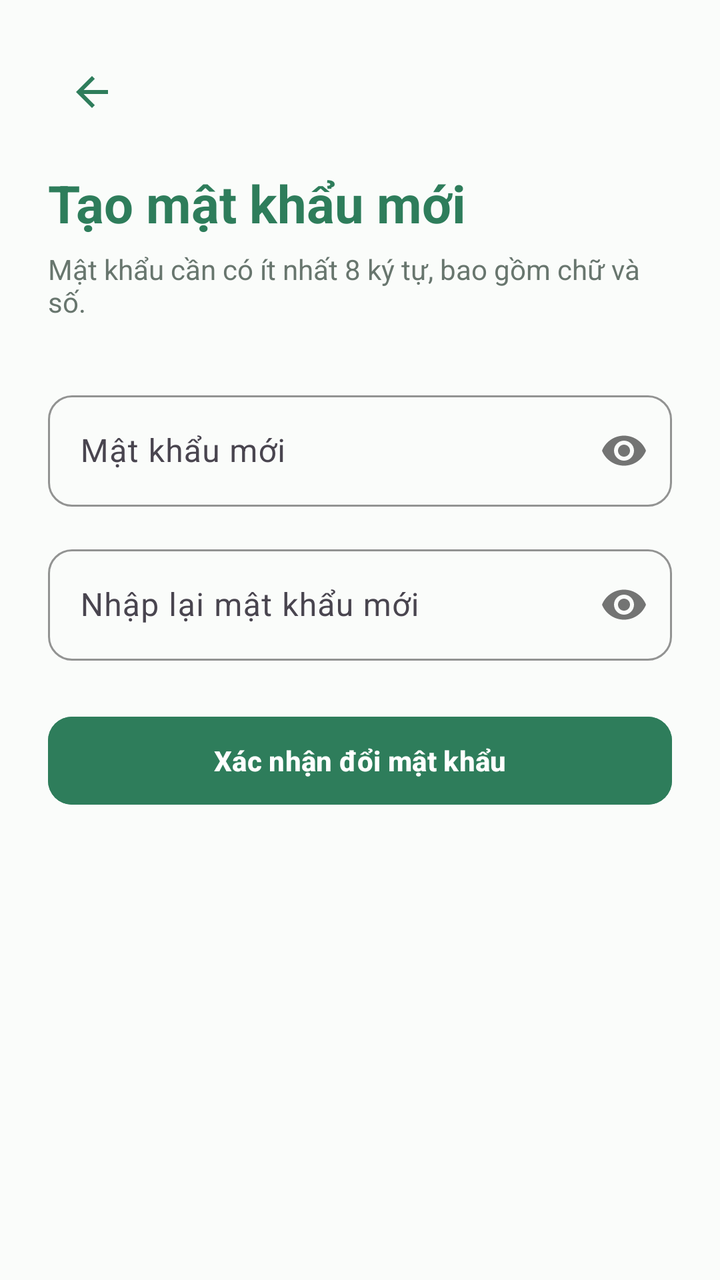
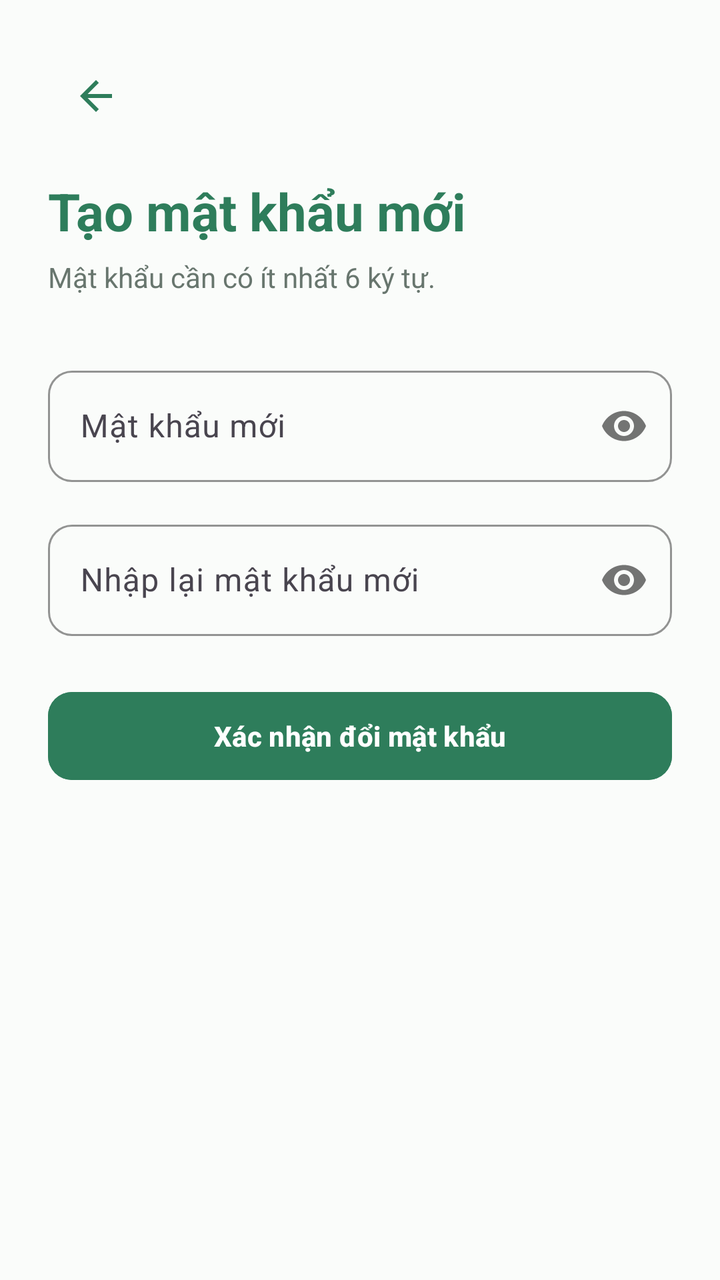

Before-and-after screenshots of an Android layout around one commit, followed by the original layout XML and the change that was made.
<!-- AndroidManifest.xml: application theme Theme.VietTable -->
<!-- res/layout/fragment_reset_password.xml -->
<?xml version="1.0" encoding="utf-8"?>
<LinearLayout
    xmlns:android="http://schemas.android.com/apk/res/android"
    xmlns:app="http://schemas.android.com/apk/res-auto"
    android:layout_width="match_parent"
    android:layout_height="match_parent"
    android:background="@color/bg_cream"
    android:orientation="vertical"
    android:padding="24dp"
    android:tag="safe_all">

    <ImageButton
        android:id="@+id/btnBack"
        android:layout_width="44dp"
        android:layout_height="44dp"
        android:background="?attr/selectableItemBackgroundBorderless"
        android:src="@drawable/ic_back"
        app:tint="@color/primary" />

    <TextView
        android:layout_width="wrap_content"
        android:layout_height="wrap_content"
        android:layout_marginTop="16dp"
        android:text="Tạo mật khẩu mới"
        android:textColor="@color/primary"
        android:textSize="26sp"
        android:textStyle="bold" />

    <TextView
        android:layout_width="wrap_content"
        android:layout_height="wrap_content"
        android:layout_marginTop="6dp"
        android:text="@string/auth_password_rules"
        android:textColor="@color/text_secondary"
        android:textSize="14sp" />

    <com.google.android.material.textfield.TextInputLayout
        android:id="@+id/tilNewPassword"
        style="@style/Widget.VietTable.TextInputLayout"
        android:layout_width="match_parent"
        android:layout_height="wrap_content"
        android:layout_marginTop="32dp"
        android:hint="@string/auth_new_password"
        app:passwordToggleEnabled="true">

        <com.google.android.material.textfield.TextInputEditText
            android:id="@+id/etNewPassword"
            android:layout_width="match_parent"
            android:layout_height="wrap_content"
            android:inputType="textPassword" />
    </com.google.android.material.textfield.TextInputLayout>

    <com.google.android.material.textfield.TextInputLayout
        android:id="@+id/tilConfirmNewPassword"
        style="@style/Widget.VietTable.TextInputLayout"
        android:layout_width="match_parent"
        android:layout_height="wrap_content"
        android:layout_marginTop="16dp"
        android:hint="@string/auth_confirm_new_password"
        app:passwordToggleEnabled="true">

        <com.google.android.material.textfield.TextInputEditText
            android:id="@+id/etConfirmNewPassword"
            android:layout_width="match_parent"
            android:layout_height="wrap_content"
            android:inputType="textPassword" />
    </com.google.android.material.textfield.TextInputLayout>

    <com.google.android.material.button.MaterialButton
        android:id="@+id/btnSubmitReset"
        style="@style/Widget.VietTable.Button.Primary"
        android:layout_width="match_parent"
        android:layout_height="wrap_content"
        android:layout_marginTop="24dp"
        android:text="Xác nhận đổi mật khẩu" />

</LinearLayout>
<!-- resources referenced by this layout -->
<resources>
  <color name="bg_cream">#FAFCFA</color>
  <color name="primary">#2E7D5B</color>
  <color name="text_secondary">#68766E</color>
  <string name="auth_confirm_new_password">Nhập lại mật khẩu mới</string>
  <string name="auth_new_password">Mật khẩu mới</string>
  <string name="auth_password_rules">Mật khẩu cần có ít nhất 8 ký tự, bao gồm chữ và số.</string>
  <style name="Theme.VietTable" parent="Base.Theme.VietTable" />
  <dimen name="btn_height_primary">52dp</dimen>
  <dimen name="radius_medium">12dp</dimen>
  <style name="Base.Theme.VietTable" parent="Theme.Material3.Light.NoActionBar">
          
          <item name="colorPrimary">@color/primary</item>
          <item name="colorPrimaryDark">@color/primary_dark</item>
          <item name="colorOnPrimary">@color/on_primary</item>
          <item name="colorPrimaryContainer">@color/primary_container</item>
          <item name="colorOnPrimaryContainer">@color/on_primary_container</item>
  
          <item name="colorSecondary">@color/accent_gold</item>
          <item name="colorOnSecondary">@color/white</item>
          <item name="colorSecondaryContainer">@color/accent_gold_container</item>
          <item name="colorOnSecondaryContainer">@color/accent_gold_dark</item>
  
          <item name="android:colorBackground">@color/bg_cream</item>
          <item name="colorSurface">@color/surface</item>
          <item name="colorOnSurface">@color/text_primary</item>
          <item name="colorSurfaceVariant">@color/surface_variant</item>
  
          <item name="colorError">@color/semantic_error</item>
          <item name="colorOnError">@color/white</item>
  
          
          <item name="android:statusBarColor">@android:color/transparent</item>
          <item name="android:windowLightStatusBar">true</item>
          <item name="android:navigationBarColor">@android:color/transparent</item>
          <item name="android:windowLightNavigationBar">true</item>
  
          
          <item name="colorAccent">@color/primary</item>
          <item name="alertDialogTheme">@style/ThemeOverlay.VietTable.Dialog.Alert</item>
          <item name="materialAlertDialogTheme">@style/ThemeOverlay.VietTable.MaterialAlertDialog</item>
          <item name="buttonBarPositiveButtonStyle">@style/Widget.VietTable.Dialog.Button.Positive</item>
          <item name="buttonBarNegativeButtonStyle">@style/Widget.VietTable.Dialog.Button.Negative</item>
          <item name="buttonBarNeutralButtonStyle">@style/Widget.VietTable.Dialog.Button.Neutral</item>
          <item name="materialButtonStyle">@style/Widget.VietTable.Button.Primary</item>
          <item name="materialButtonOutlinedStyle">@style/Widget.VietTable.Button.Outlined</item>
          <item name="borderlessButtonStyle">@style/Widget.VietTable.Button.Text</item>
          <item name="materialCardViewStyle">@style/Widget.VietTable.Card</item>
          <item name="textInputStyle">@style/Widget.VietTable.TextInputLayout</item>
          <item name="toolbarStyle">@style/Widget.VietTable.Toolbar</item>
          <item name="bottomNavigationStyle">@style/Widget.VietTable.BottomNavigationView</item>
      </style>
  <dimen name="text_button">14sp</dimen>
  <color name="primary_dark">#24654A</color>
  <color name="on_primary">#FFFFFF</color>
  <color name="primary_container">#EEF7F2</color>
  <color name="on_primary_container">#1B4E38</color>
  <color name="accent_gold">#CCA862</color>
  <color name="white">#FFFFFFFF</color>
  <color name="accent_gold_container">#FAF5EB</color>
  <color name="accent_gold_dark">#9E7D33</color>
  <color name="surface">#FFFFFF</color>
  <color name="text_primary">#222D27</color>
  <color name="surface_variant">#F3F7F5</color>
  <color name="semantic_error">#D32F2F</color>
  <color name="transparent">#00000000</color>
  <dimen name="radius_large">16dp</dimen>
  <dimen name="card_elevation">1.5dp</dimen>
  <color name="divider">#E9EFEB</color>
  <dimen name="card_stroke_width">1dp</dimen>
  <!-- unchanged entries left out for length: 18 -->
</resources>

<!-- the commit's change to res/layout/fragment_reset_password.xml (unified diff, before → after) -->
@@ -11,8 +11,9 @@
 
     <ImageButton
         android:id="@+id/btnBack"
-        android:layout_width="44dp"
-        android:layout_height="44dp"
+        android:layout_width="48dp"
+        android:layout_height="48dp"
+        android:contentDescription="@string/a11y_back"
         android:background="?attr/selectableItemBackgroundBorderless"
         android:src="@drawable/ic_back"
         app:tint="@color/primary" />
@@ -47,6 +48,7 @@
             android:id="@+id/etNewPassword"
             android:layout_width="match_parent"
             android:layout_height="wrap_content"
+            android:imeOptions="actionNext"
             android:inputType="textPassword" />
     </com.google.android.material.textfield.TextInputLayout>
 
@@ -63,6 +65,7 @@
             android:id="@+id/etConfirmNewPassword"
             android:layout_width="match_parent"
             android:layout_height="wrap_content"
+            android:imeOptions="actionDone"
             android:inputType="textPassword" />
     </com.google.android.material.textfield.TextInputLayout>
 
<!-- resource entries referenced after the edit -->
@@ -3,9 +3,10 @@
   <color name="bg_cream">#FAFCFA</color>
   <color name="primary">#2E7D5B</color>
   <color name="text_secondary">#68766E</color>
+  <string name="a11y_back">Quay lại</string>
   <string name="auth_confirm_new_password">Nhập lại mật khẩu mới</string>
   <string name="auth_new_password">Mật khẩu mới</string>
-  <string name="auth_password_rules">Mật khẩu cần có ít nhất 8 ký tự, bao gồm chữ và số.</string>
+  <string name="auth_password_rules">Mật khẩu cần có ít nhất 6 ký tự.</string>
   <style name="Theme.VietTable" parent="Base.Theme.VietTable" />
   <dimen name="btn_height_primary">52dp</dimen>
   <dimen name="radius_medium">12dp</dimen>
@@ -34,7 +35,6 @@
           <item name="android:statusBarColor">@android:color/transparent</item>
           <item name="android:windowLightStatusBar">true</item>
           <item name="android:navigationBarColor">@android:color/transparent</item>
-          <item name="android:windowLightNavigationBar">true</item>
   
           
           <item name="colorAccent">@color/primary</item>
